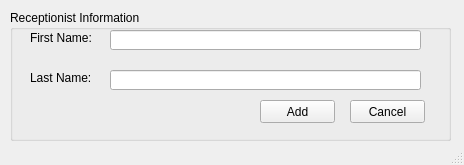
Above: Screens/Admin AddReceptionist.ui from RaahimHash/DBMS-Project-UHU-Clinic before the change. Below: the same form after it.
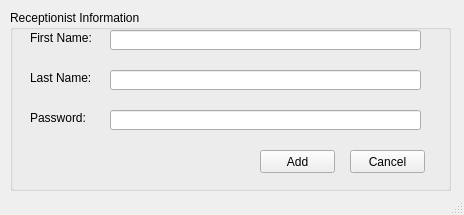
That is the form after the change.

The edit to the form file:
```diff
--- a/Screens/Admin AddReceptionist.ui
+++ b/Screens/Admin AddReceptionist.ui
@@ -10,7 +10,7 @@
     <x>0</x>
     <y>0</y>
     <width>464</width>
-    <height>165</height>
+    <height>215</height>
    </rect>
   </property>
   <property name="windowTitle">
@@ -23,7 +23,7 @@
       <x>10</x>
       <y>10</y>
       <width>441</width>
-      <height>131</height>
+      <height>181</height>
      </rect>
     </property>
     <property name="title">
@@ -72,7 +72,7 @@
      <property name="geometry">
       <rect>
        <x>250</x>
-       <y>90</y>
+       <y>140</y>
        <width>75</width>
        <height>23</height>
       </rect>
@@ -85,7 +85,7 @@
      <property name="geometry">
       <rect>
        <x>340</x>
-       <y>90</y>
+       <y>140</y>
        <width>75</width>
        <height>23</height>
       </rect>
@@ -107,6 +107,32 @@
       <bool>false</bool>
      </property>
     </widget>
+    <widget class="QLabel" name="label_3">
+     <property name="geometry">
+      <rect>
+       <x>20</x>
+       <y>100</y>
+       <width>81</width>
+       <height>16</height>
+      </rect>
+     </property>
+     <property name="text">
+      <string>Password:</string>
+     </property>
+    </widget>
+    <widget class="QLineEdit" name="linePassword">
+     <property name="geometry">
+      <rect>
+       <x>100</x>
+       <y>100</y>
+       <width>311</width>
+       <height>20</height>
+      </rect>
+     </property>
+     <property name="readOnly">
+      <bool>false</bool>
+     </property>
+    </widget>
    </widget>
   </widget>
   <widget class="QStatusBar" name="statusbar"/>
```
